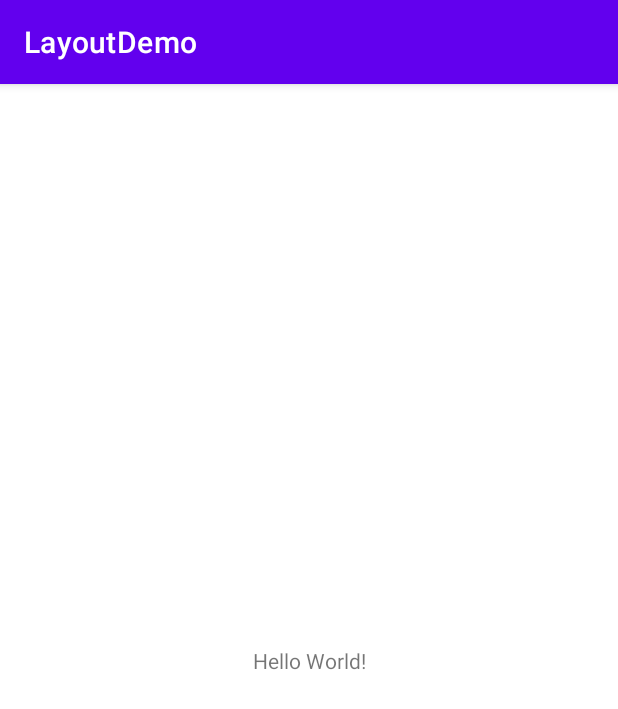
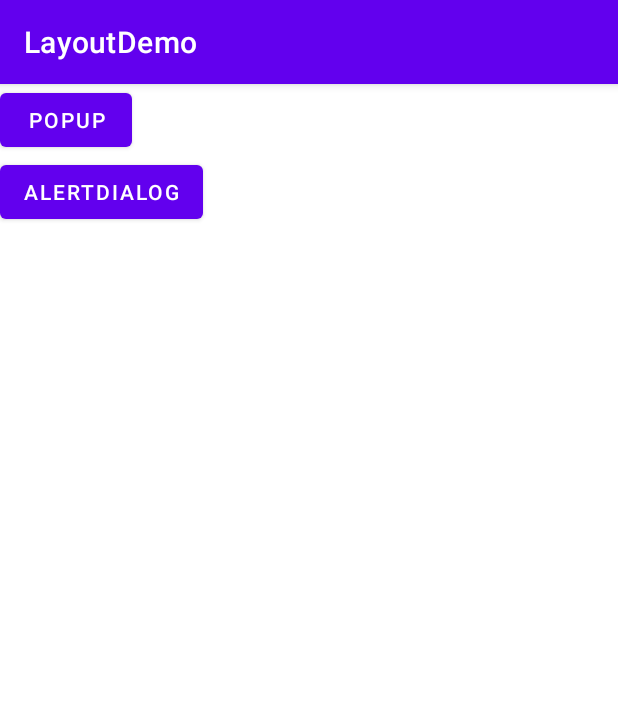
Before and after one commit to humarci/android-java-layouts, an Android app: the screen it shows after launch (MainActivity), on a phone screen of 412 x 824 dp. Shown: the top 709 px of the screen. Run offline under Robolectric (Android 15) with nearby library versions, the phone set to English and light mode, and no system bars.

Commit message:
modify activity

```diff
--- a/app/src/main/res/layout/activity_main.xml
+++ b/app/src/main/res/layout/activity_main.xml
@@ -1,18 +1,18 @@
 <?xml version="1.0" encoding="utf-8"?>
-<androidx.constraintlayout.widget.ConstraintLayout xmlns:android="http://schemas.android.com/apk/res/android"
-    xmlns:app="http://schemas.android.com/apk/res-auto"
-    xmlns:tools="http://schemas.android.com/tools"
-    android:layout_width="match_parent"
+<LinearLayout android:layout_width="match_parent"
     android:layout_height="match_parent"
-    tools:context=".MainActivity">
+    android:orientation="vertical"
+    xmlns:android="http://schemas.android.com/apk/res/android">
 
-    <TextView
+    <Button
+        android:id="@+id/btnPopUp"
         android:layout_width="wrap_content"
         android:layout_height="wrap_content"
-        android:text="Hello World!"
-        app:layout_constraintBottom_toBottomOf="parent"
-        app:layout_constraintLeft_toLeftOf="parent"
-        app:layout_constraintRight_toRightOf="parent"
-        app:layout_constraintTop_toTopOf="parent" />
+        android:text="@string/btn_popup" />
 
-</androidx.constraintlayout.widget.ConstraintLayout>
+    <Button
+        android:id="@+id/btnAlertDialog"
+        android:layout_width="wrap_content"
+        android:layout_height="wrap_content"
+        android:text="@string/btn_alert" />
+</LinearLayout>
--- a/app/src/main/res/values/strings.xml
+++ b/app/src/main/res/values/strings.xml
@@ -1,3 +1,5 @@
 <resources>
     <string name="app_name">LayoutDemo</string>
+    <string name="btn_popup">PopUp</string>
+    <string name="btn_alert">AlertDialog</string>
 </resources>
```
Also changed, not shown: 1 other file.
